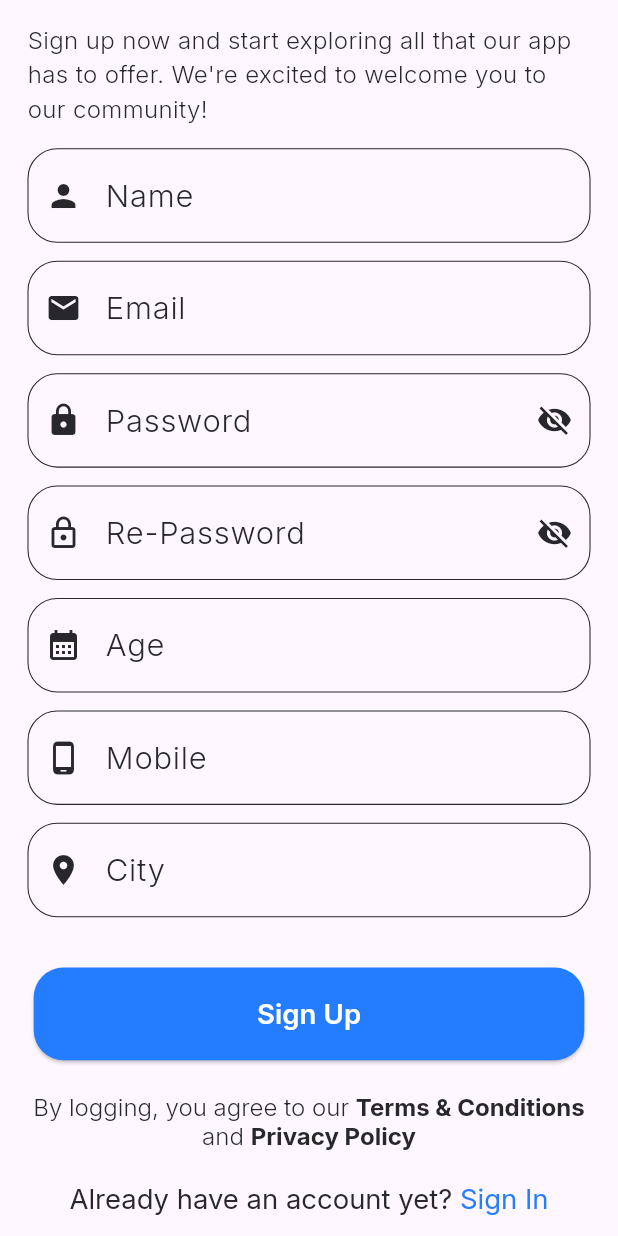
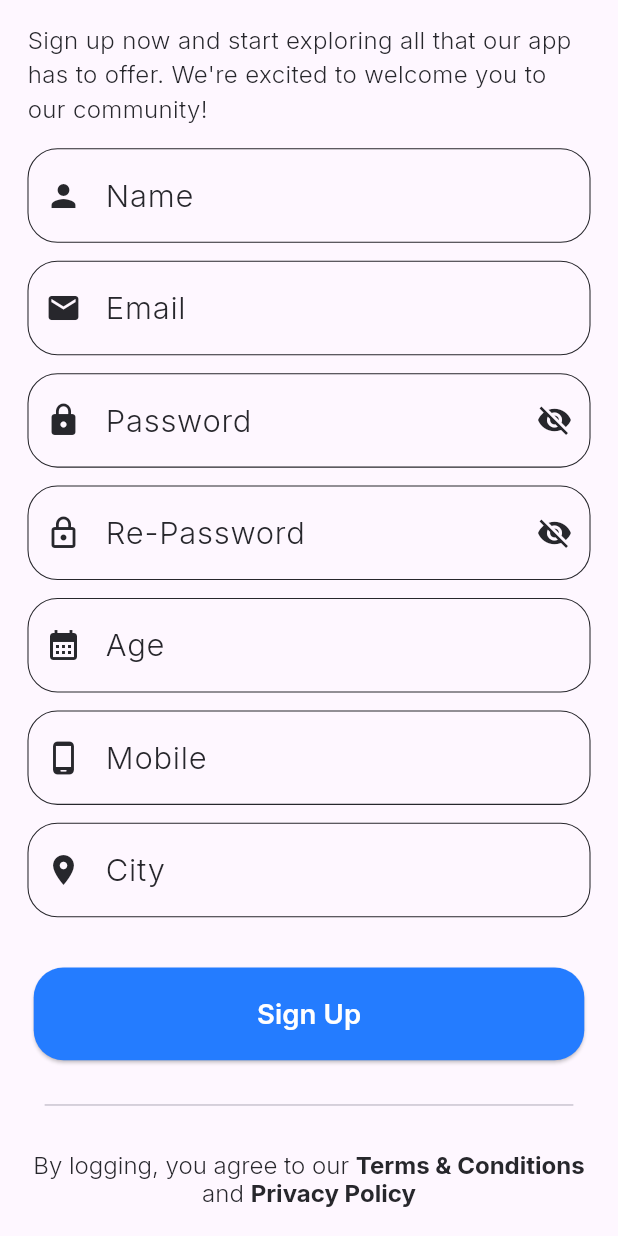
Before and after one commit to seiftarek10/clinic_square, a Flutter app: the SignUpPatinet screen opened by its route, scrolled down 102 dp, on a phone screen of 412 x 824 dp. Run offline on Flutter 3.47's test engine with Material 3 defaults, Android fonts, the phone set to English and light mode, and no system bars; our stand-ins replace flutter_screenutil, font_awesome_flutter, go_router, google_fonts.

Commit message:
add divider after button in all authentacion pages

```diff
--- a/lib/Features/Authentication/Prsenetaion/View/Sign up/Sign Up Patinet/sign_up_patinet.dart
+++ b/lib/Features/Authentication/Prsenetaion/View/Sign up/Sign Up Patinet/sign_up_patinet.dart
@@ -6,6 +6,7 @@ import 'package:clinic_square/Features/Authentication/Prsenetaion/View/Sign%20up
 import 'package:clinic_square/Features/Authentication/Prsenetaion/View/Sign%20up/polices_conditions_text.dart';
 import 'package:clinic_square/Features/Authentication/Prsenetaion/View/Sign%20up/sign_up_header_text.dart';
 import 'package:clinic_square/Features/Authentication/Prsenetaion/View/Sign%20up/signup_form.dart';
+import 'package:clinic_square/Features/Authentication/Prsenetaion/View/divider.dart';
 import 'package:flutter/material.dart';
 
 class SignUpPatinet extends StatelessWidget {
@@ -26,15 +27,12 @@ class SignUpPatinet extends StatelessWidget {
               showAgeField: true,
             ),
             Space.verticalSpace18,
-            AppButton(
-                  text: 'Sign Up',
-
-              onPressed: () {}),
+            AppButton(text: 'Sign Up', onPressed: () {}),
+            const AppDivider(),
+            const PolicesAndContions(),
             Space.verticalSpace18,
-              const PolicesAndContions(),
-              Space.verticalSpace18,
-              const AlreadyHaveAccountText(),
-              Space.verticalSpace12
+            const AlreadyHaveAccountText(),
+            Space.verticalSpace12
           ],
         ),
       ),
--- a/lib/Features/Authentication/Prsenetaion/View/Sign up/Sign up Lab/sign_up_lab.dart
+++ b/lib/Features/Authentication/Prsenetaion/View/Sign up/Sign up Lab/sign_up_lab.dart
@@ -7,6 +7,7 @@ import 'package:clinic_square/Features/Authentication/Prsenetaion/View/Sign%20up
 import 'package:clinic_square/Features/Authentication/Prsenetaion/View/Sign%20up/polices_conditions_text.dart';
 import 'package:clinic_square/Features/Authentication/Prsenetaion/View/Sign%20up/sign_up_header_text.dart';
 import 'package:clinic_square/Features/Authentication/Prsenetaion/View/Sign%20up/signup_form.dart';
+import 'package:clinic_square/Features/Authentication/Prsenetaion/View/divider.dart';
 import 'package:flutter/material.dart';
 
 class SignupLab extends StatelessWidget {
@@ -31,7 +32,8 @@ class SignupLab extends StatelessWidget {
               const AttachFiled(),
               Space.verticalSpace12,
               AppButton(text: 'Sign Up', onPressed: () {}),
-              Space.verticalSpace18,
+                const AppDivider(),
+
               const PolicesAndContions(),
               Space.verticalSpace18,
               const AlreadyHaveAccountText(),
--- a/lib/Features/Authentication/Prsenetaion/View/Sign up/Sign up pharmacy/sign_up_pharmacy.dart
+++ b/lib/Features/Authentication/Prsenetaion/View/Sign up/Sign up pharmacy/sign_up_pharmacy.dart
@@ -7,6 +7,7 @@ import 'package:clinic_square/Features/Authentication/Prsenetaion/View/Sign%20up
 import 'package:clinic_square/Features/Authentication/Prsenetaion/View/Sign%20up/polices_conditions_text.dart';
 import 'package:clinic_square/Features/Authentication/Prsenetaion/View/Sign%20up/sign_up_header_text.dart';
 import 'package:clinic_square/Features/Authentication/Prsenetaion/View/Sign%20up/signup_form.dart';
+import 'package:clinic_square/Features/Authentication/Prsenetaion/View/divider.dart';
 import 'package:flutter/material.dart';
 
 class SignUpPharmacy extends StatelessWidget {
@@ -32,7 +33,7 @@ class SignUpPharmacy extends StatelessWidget {
                 AppButton(
                   text: 'Sign Up',
                   onPressed: () {}),
-                Space.verticalSpace18,
+                const AppDivider(),
                 const PolicesAndContions(),
                 Space.verticalSpace18,
                 const AlreadyHaveAccountText(),
```
Also changed, not shown: lib/Features/Authentication/Prsenetaion/View/Sign up/Sign Up Doctor/sign_up_doctor.dart (+3 -5 lines).
